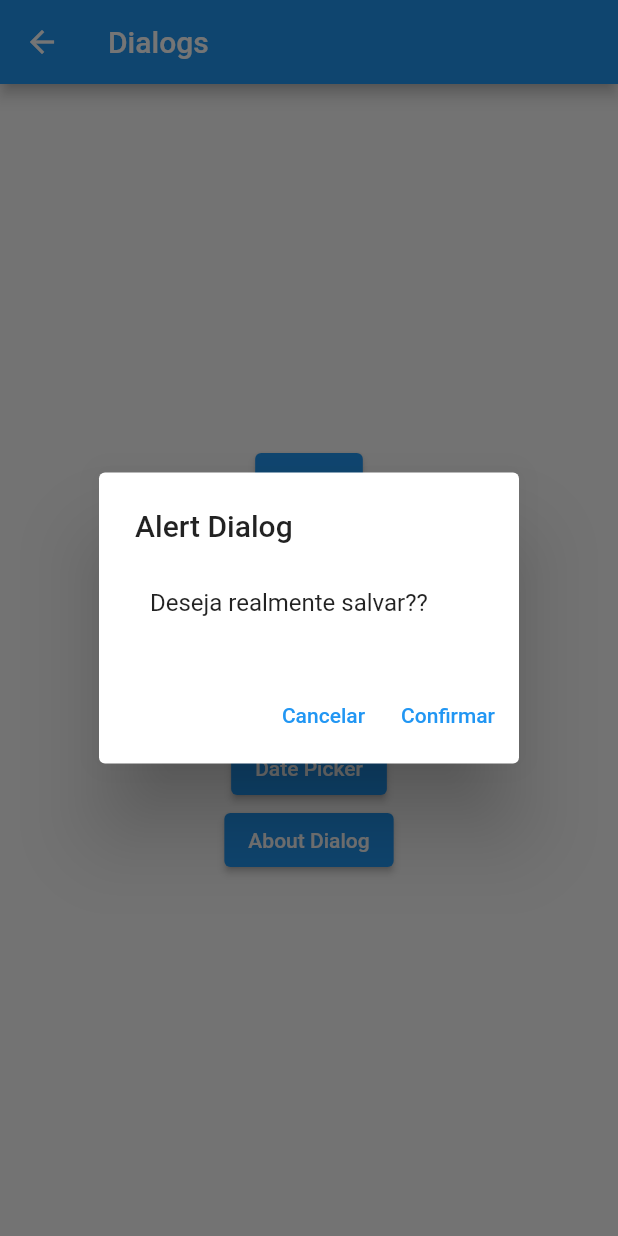
After one commit to caneto/flutter_academiadoflutter, a Flutter app: the DialogsPage screen opened by its route, after a tap on "Alert Dialog", on a phone screen of 412 x 824 dp. The commit adds this screen. Run offline on Flutter 3.47's test engine with Material 2 defaults, Android fonts, the phone set to English and light mode, and no system bars; our stand-ins replace device_preview.

Commit message:
Aula de Dialogs

```diff
--- a/flutter_primeiro_projeto/lib/main.dart
+++ b/flutter_primeiro_projeto/lib/main.dart
@@ -1,6 +1,7 @@
 import 'package:flutter/material.dart';
 import 'package:flutter_primeiro_projeto/pages/botoes_rotacao_texto/botoes_rotacao_texto_page.dart';
 import 'package:flutter_primeiro_projeto/pages/container/container_page.dart';
+import 'package:flutter_primeiro_projeto/pages/dialogs/dialogs_page.dart';
 import 'package:flutter_primeiro_projeto/pages/home/home_page.dart';
 import 'package:device_preview/device_preview.dart';
 import 'package:flutter_primeiro_projeto/pages/layout_builder/layout_builder_page.dart';
@@ -42,7 +43,8 @@ class MyApp extends StatelessWidget {
         '/layout_builder': (_) => const LayoutBuilderPage(),
         '/botoes_rotacao_texto': (_) => const BotoesRotacaoTextoPage(),
         '/scrolls/single_child': (_) => const SinglechildscrollviewPage(),
-        '/scrolls/list_view': (_) => const ListviewPage()
+        '/scrolls/list_view': (_) => const ListviewPage(),
+        '/dialogs': (_) => const DialogsPage()
       },
     );
   }
--- /dev/null
+++ b/flutter_primeiro_projeto/lib/pages/dialogs/dialog_custom.dart
@@ -0,0 +1,22 @@
+import 'package:flutter/material.dart';
+
+class DialogCustom extends Dialog {
+  DialogCustom(BuildContext context, {super.key})
+      : super(
+            shape:
+                RoundedRectangleBorder(borderRadius: BorderRadius.circular(12)),
+            child: Container(
+              width: 300,
+              height: 300,
+              child: Column(children: [
+                const Padding(
+                  padding: EdgeInsets.all(10.0),
+                  child: Text('Titulo x'),
+                ),
+                TextButton(
+                  onPressed: () => Navigator.of(context).pop(),
+                  child: const Text('Fechar Dialog'),
+                )
+              ]),
+            ));
+}
--- /dev/null
+++ b/flutter_primeiro_projeto/lib/pages/dialogs/dialogs_page.dart
@@ -0,0 +1,112 @@
+import 'package:flutter/material.dart';
+import 'package:flutter_primeiro_projeto/pages/dialogs/dialog_custom.dart';
+
+class DialogsPage extends StatelessWidget {
+  const DialogsPage({Key? key}) : super(key: key);
+
+  @override
+  Widget build(BuildContext context) {
+    return Scaffold(
+      appBar: AppBar(
+        title: const Text('Dialogs'),
+      ),
+      body: Center(
+        child: Column(
+          mainAxisAlignment: MainAxisAlignment.center,
+          children: [
+            ElevatedButton(
+                onPressed: () {
+                  showDialog(
+                      barrierDismissible: false,
+                      context: context,
+                      builder: (_) {
+                        return DialogCustom(context);
+                      });
+                },
+                child: const Text('Dialog')),
+            ElevatedButton(
+                onPressed: () {
+                  showDialog(
+                      context: context,
+                      builder: (context) {
+                        return SimpleDialog(
+                          title: const Text('Simple Dialog'),
+                          contentPadding: const EdgeInsets.all(10),
+                          children: [
+                            const Padding(
+                              padding: EdgeInsets.all(10.0),
+                              child: Text('Titulo x'),
+                            ),
+                            TextButton(
+                              onPressed: () => Navigator.of(context).pop(),
+                              child: const Text('Fechar Dialog'),
+                            )
+                          ],
+                        );
+                      });
+                },
+                child: const Text('SimpleDialog')),
+            ElevatedButton(
+                onPressed: () {
+                  showDialog(
+                      context: context,
+                      builder: (context) {
+                        return AlertDialog(
+                          title: const Text('Alert Dialog'),
+                          content: SingleChildScrollView(
+                            child: ListBody(
+                              children: const [
+                                Padding(
+                                  padding: EdgeInsets.all(10.0),
+                                  child: Text('Deseja realmente salvar??'),
+                                ),
+                              ],
+                            ),
+                          ),
+                          actions: [
+                            TextButton(
+                              onPressed: () => Navigator.of(context).pop(),
+                              child: const Text('Cancelar'),
+                            ),
+                            TextButton(
+                              onPressed: () => Navigator.of(context).pop(),
+                              child: const Text('Confirmar'),
+                            )
+                          ],
+                        );
+                      });
+                },
+                child: const Text('Alert Dialog')),
+            ElevatedButton(
+                onPressed: () async {
+                  final selectedTime = await showTimePicker(
+                    context: context,
+                    initialTime: TimeOfDay.now(),
+                  );
+                  print("O horario selecionado foi $selectedTime");
+                },
+                child: const Text('Time Picker')),
+            ElevatedButton(
+              onPressed: () async {
+                final selectedDate = await showDatePicker(
+                  context: context,
+                  initialDate: DateTime.now(),
+                  firstDate: DateTime(2018),
+                  lastDate: DateTime(2025),
+                );
+                print('A data selecionada $selectedDate');
+              },
+              child: const Text('Date Picker'),
+            ),
+            ElevatedButton(
+              onPressed: () async {
+                showAboutDialog(context: context, applicationIcon: Icon(Icons.flutter_dash));
+              },
+              child: const Text('About Dialog'),
+            ),
+          ],
+        ),
+      ),
+    );
+  }
+}
--- a/flutter_primeiro_projeto/lib/pages/home/home_page.dart
+++ b/flutter_primeiro_projeto/lib/pages/home/home_page.dart
@@ -8,6 +8,7 @@ enum PopupMenuPages {
   botoes_rotacao_texto,
   scrolls_single_child,
   scrolls_list_view,
+  dialogs,
 }
 
 class HomePage extends StatelessWidget {
@@ -44,6 +45,9 @@ class HomePage extends StatelessWidget {
                   case PopupMenuPages.scrolls_list_view:
                     Navigator.of(context).pushNamed('/scrolls/list_view');
                     break;
+                  case PopupMenuPages.dialogs:
+                    Navigator.of(context).pushNamed('/dialogs');
+                    break;
                 }
               },
               itemBuilder: (BuildContext context) {
@@ -75,7 +79,12 @@ class HomePage extends StatelessWidget {
                   const PopupMenuItem<PopupMenuPages>(
                     value: PopupMenuPages.scrolls_list_view,
                     child: Text('Scroll ListView'),
+                  ),
+                  const PopupMenuItem<PopupMenuPages>(
+                    value: PopupMenuPages.dialogs,
+                    child: Text('Dialogs'),
                   )
+
                 ];
               })
         ],
```
